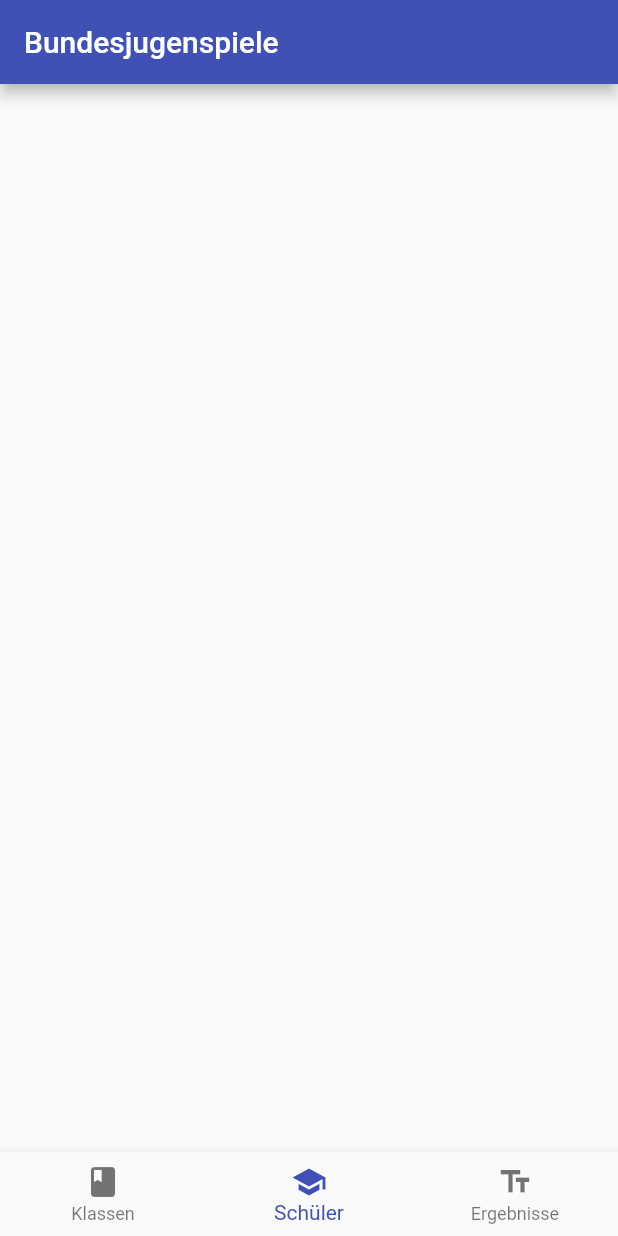
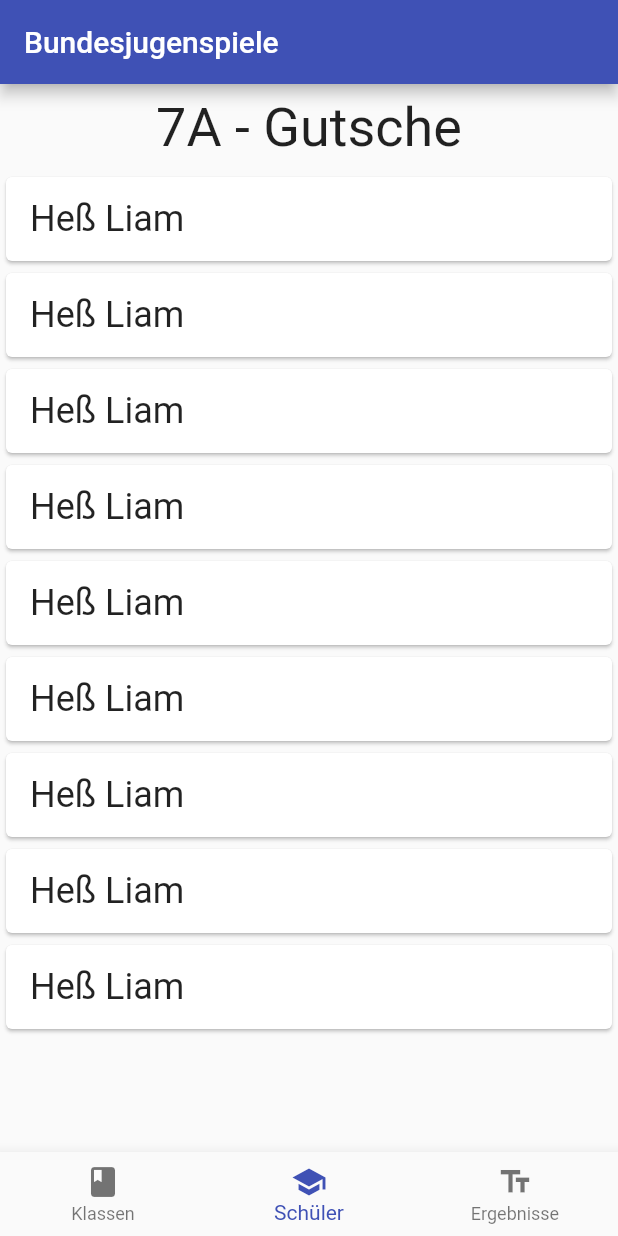
Before and after one commit to bjs-org/bjs-app, a Flutter app: the screen it shows after launch, item 2 of the bottom bar chosen, on a phone screen of 412 x 824 dp. Run offline on Flutter 3.47's test engine with Material 2 defaults, Android fonts, the phone set to English and light mode, and no system bars; our stand-ins replace equatable, flutter_bloc; network calls fail.

Commit message:
Refactor and add class page

```diff
--- /dev/null
+++ b/lib/blocs/blocs.dart
@@ -0,0 +1 @@
+export './classes_blocs.dart';
--- /dev/null
+++ b/lib/blocs/classes_blocs.dart
@@ -0,0 +1,74 @@
+import 'package:bjs/repositories/api_client.dart';
+import 'package:bjs/models/schoolClass.dart';
+import 'package:equatable/equatable.dart';
+import 'package:flutter_bloc/flutter_bloc.dart';
+import 'package:meta/meta.dart';
+
+abstract class ClassesEvent extends Equatable {
+  const ClassesEvent();
+
+  @override
+  List<Object> get props => [];
+}
+
+class FetchClasses extends ClassesEvent {}
+
+class RefreshClasses extends ClassesEvent {}
+
+abstract class ClassesState {
+  const ClassesState();
+}
+
+class ClassesEmpty extends ClassesState {}
+
+class ClassesLoading extends ClassesState {}
+
+class ClassesLoaded extends ClassesState {
+  final List<SchoolClass> classes;
+
+  const ClassesLoaded({@required this.classes}) : assert(classes != null);
+
+  @override
+  List<Object> get props => [classes];
+}
+
+class ClassesError extends ClassesState {}
+
+class ClassesBloc extends Bloc<ClassesEvent, ClassesState> {
+  final BjsApiClient apiClient;
+
+  ClassesBloc({@required this.apiClient}) : assert(apiClient != null);
+
+  @override
+  ClassesState get initialState => ClassesEmpty();
+
+  @override
+  Stream<ClassesState> mapEventToState(ClassesEvent event) async*{
+    if (event is FetchClasses) {
+      yield* _mapFetchClassesToState();
+    }
+    if (event is RefreshClasses) {
+      yield* _mapRefreshClassesToState();
+    }
+  }
+
+  Stream<ClassesState> _mapFetchClassesToState() async* {
+    yield ClassesLoading();
+
+    try{
+      final List<SchoolClass> classes = await apiClient.fetchClasses();
+      yield ClassesLoaded(classes: classes);
+    } catch (_) {
+      yield ClassesError();
+    }
+  }
+
+  Stream<ClassesState> _mapRefreshClassesToState() async* {
+    try{
+      final List<SchoolClass> classes = await apiClient.fetchClasses();
+      yield ClassesLoaded(classes: classes);
+    } catch (_) {
+      yield ClassesError();
+    }
+  }
+}
--- a/lib/main.dart
+++ b/lib/main.dart
@@ -1,16 +1,29 @@
-import 'dart:convert';
-
-import 'package:flutter/cupertino.dart';
+import 'dart:async';
+import 'package:bjs/simple_bloc_delegate.dart';
 import 'package:flutter/material.dart';
-import 'package:flutter_app/src/api.dart';
-import 'package:flutter_app/src/json_parsing.dart';
-import 'package:flutter_app/src/schoolClass.dart';
+import 'package:flutter_bloc/flutter_bloc.dart';
 import 'package:http/http.dart' as http;
 
-void main() => runApp(MyApp());
+import 'package:bjs/repositories/reposiories.dart';
+import 'package:bjs/models/models.dart';
+import 'package:bjs/blocs/blocs.dart';
+import 'package:bjs/widgets/widgets.dart';
+
+void main() {
+  BlocSupervisor.delegate = SimpleBlocDelegate();
+
+  final BjsApiClient apiClient = BjsApiClient(client: http.Client());
+
+  runApp(MyApp(apiClient: apiClient));
+}
 
 class MyApp extends StatelessWidget {
-  // This widget is the root of your application.
+  final BjsApiClient apiClient;
+
+  MyApp({Key key, @required this.apiClient})
+      : assert(apiClient != null),
+        super(key: key);
+
   @override
   Widget build(BuildContext context) {
     return MaterialApp(
@@ -18,7 +31,10 @@ class MyApp extends StatelessWidget {
       theme: ThemeData(
         primarySwatch: Colors.indigo,
       ),
-      home: BJSInterface(),
+      home: BlocProvider(
+        create: (context) => ClassesBloc(apiClient: apiClient),
+        child: BJSInterface(),
+      ),
     );
   }
 }
@@ -32,8 +48,8 @@ class _BJSInterfaceState extends State<BJSInterface> {
   int _selectedIndex = 0;
 
   List<Widget> _widgetOptions = [
-    SchoolClassPage(),
-    Center(),
+    ClassesPage(),
+    ClassPage(),
     Center(),
   ];
 
@@ -47,17 +63,11 @@ class _BJSInterfaceState extends State<BJSInterface> {
         bottomNavigationBar: BottomNavigationBar(
           items: const <BottomNavigationBarItem>[
             BottomNavigationBarItem(
-                icon: Icon(Icons.class_),
-                title: Text("Klassen")
-            ),
+                icon: Icon(Icons.class_), title: Text("Klassen")),
             BottomNavigationBarItem(
-                icon: Icon(Icons.school),
-                title: Text("Schüler")
-            ),
+                icon: Icon(Icons.school), title: Text("Schüler")),
             BottomNavigationBarItem(
-                icon: Icon(Icons.text_fields),
-                title: Text("Ergebnisse")
-            )
+                icon: Icon(Icons.text_fields), title: Text("Ergebnisse"))
           ],
           currentIndex: _selectedIndex,
           onTap: (index) {
@@ -65,77 +75,6 @@ class _BJSInterfaceState extends State<BJSInterface> {
               _selectedIndex = index;
             });
           },
-        )
-    );
-  }
-
-}
-
-class SchoolClassPage extends StatefulWidget {
-  @override
-  _SchoolClassPageState createState() => _SchoolClassPageState();
-}
-
-class _SchoolClassPageState extends State<SchoolClassPage> {
-  Future<List<SchoolClass>> _classes;
-
-  @override
-  void initState() {
-    super.initState();
-    _classes = fetchClasses();
-  }
-
-  @override
-  Widget build(BuildContext context) {
-    return RefreshIndicator(
-      onRefresh: () async {
-        return setState(() {
-          _classes = fetchClasses();
-        });
-      },
-      child: FutureBuilder(
-        future: _classes,
-        builder: (context, snapshot) {
-          if (snapshot.connectionState == ConnectionState.done) {
-            if (snapshot.hasError) {
-              print(snapshot.error);
-            }
-            return SchoolClassList(classes: snapshot.data);
-          } else {
-            return Center(child: CircularProgressIndicator());
-          }
-        },
-      ),
-    );
+        ));
   }
 }
-
-
-class SchoolClassList extends StatelessWidget {
-  final List<SchoolClass> classes;
-
-  SchoolClassList({Key key, this.classes}) : super(key: key);
-
-  Widget _buildSchoolClass(SchoolClass schoolClass) {
-    return Card(
-      child: ListTile(
-        title: Text(
-          '${schoolClass.grade}${schoolClass.name}',
-          style: TextStyle(fontSize: 24.0),
-        ),
-        subtitle: Text(schoolClass.teacherName),
-        onTap: () {
-          //TODO
-        },
-      ),
-    );
-  }
-
-  @override
-  Widget build(BuildContext context) {
-    return ListView(
-        children: classes
-            .map((schoolClass) => _buildSchoolClass(schoolClass))
-            .toList());
-  }
-}
--- /dev/null
+++ b/lib/models/models.dart
@@ -0,0 +1,2 @@
+export 'schoolClass.dart';
+export 'student.dart';
--- /dev/null
+++ b/lib/models/student.dart
@@ -0,0 +1,28 @@
+class Student {
+  String firstName;
+  String lastName;
+  bool female;
+  DateTime birthDay;
+
+  Student(this.firstName, this.lastName, this.female, this.birthDay);
+
+  int compareTo(Student b) {
+    var lastNameCompared = lastName.toLowerCase().compareTo(b.lastName.toLowerCase());
+    if (lastNameCompared == 0) {
+      return firstName.toLowerCase().compareTo(b.firstName.toLowerCase());
+    }
+    return lastNameCompared;
+  }
+}
+
+List<Student> students = [
+  Student("Liam","Heß",false,DateTime.utc(2002)),
+  Student("Liam","Heß",false,DateTime.utc(2002)),
+  Student("Liam","Heß",false,DateTime.utc(2002)),
+  Student("Liam","Heß",false,DateTime.utc(2002)),
+  Student("Liam","Heß",false,DateTime.utc(2002)),
+  Student("Liam","Heß",false,DateTime.utc(2002)),
+  Student("Liam","Heß",false,DateTime.utc(2002)),
+  Student("Liam","Heß",false,DateTime.utc(2002)),
+  Student("Liam","Heß",false,DateTime.utc(2002)),
+];
--- /dev/null
+++ b/lib/repositories/api_client.dart
@@ -0,0 +1,36 @@
+import 'package:meta/meta.dart';
+import 'package:http/http.dart' as http;
+import 'dart:convert';
+
+import 'package:bjs/models/schoolClass.dart';
+import 'response_parser.dart';
+
+class BjsApiClient {
+  static const baseUrl = "http://raspberry-balena.gtdbqv7ic1ie9w3s.myfritz.net:8080/api/v1";
+  final http.Client client;
+
+  BjsApiClient({@required this.client}) : assert(client != null);
+
+  Map<String, String> _headers() {
+    const String username = "admin";
+    const String password = "admin";
+
+    String basicAuth =
+        'Basic ${base64Encode(utf8.encode('$username:$password'))}';
+
+    return {'Authorization': basicAuth};
+  }
+
+
+  Future<List<SchoolClass>> fetchClasses() async {
+    final locationUrl = '$baseUrl/classes';
+    final response = await this.client.get(locationUrl, headers: _headers());
+
+    if (response.statusCode != 200) {
+      throw Exception("Could not fetch classes");
+    }
+
+    return parseSchoolClasses(response.body);
+  }
+
+}
--- /dev/null
+++ b/lib/repositories/reposiories.dart
@@ -0,0 +1 @@
+export 'api_client.dart';
--- a/lib/src/json_parsing.dart
+++ b/lib/repositories/response_parser.dart
@@ -1,6 +1,6 @@
 import 'dart:convert' as json;
 
-import 'package:flutter_app/src/schoolClass.dart';
+import 'package:bjs/models/schoolClass.dart';
 
 List<SchoolClass> parseSchoolClasses(String jsonString) {
   var root = json.jsonDecode(jsonString) as Map;
--- /dev/null
+++ b/lib/widgets/class_page.dart
@@ -0,0 +1,59 @@
+import 'package:bjs/models/models.dart';
+import 'package:flutter/cupertino.dart';
+import 'package:flutter/material.dart';
+
+class ClassPage extends StatelessWidget {
+  @override
+  Widget build(BuildContext context) {
+    return Column(children: [
+      ClassInformation(
+        schoolClass: SchoolClass(name: "A", grade: "7", teacherName: "Gutsche"),
+      ),
+      Expanded(child: StudentListView(students: students))
+    ]);
+  }
+}
+
+class StudentListView extends StatelessWidget {
+  final List<Student> students;
+
+  StudentListView({@required this.students});
+
+  Widget _buildStudent(Student student) {
+    return Card(
+      child: ListTile(
+          title: Text(
+            "${student.lastName} ${student.firstName}",
+            style: TextStyle(fontSize: 24.0),
+          ),
+          onTap: () {
+            //TODO
+          }),
+    );
+  }
+
+  @override
+  Widget build(BuildContext context) {
+    return ListView(
+        children: students.map((student) => _buildStudent(student)).toList());
+  }
+}
+
+class ClassInformation extends StatelessWidget {
+  final SchoolClass schoolClass;
+
+  ClassInformation({@required this.schoolClass}) : assert(schoolClass != null);
+
+  @override
+  Widget build(BuildContext context) {
+    return Container(
+      child: Padding(
+        padding: const EdgeInsets.all(8.0),
+        child: Text(
+          "${schoolClass.combinedName} - ${schoolClass.teacherName}",
+          style: TextStyle(fontSize: 36.0),
+        ),
+      ),
+    );
+  }
+}
--- /dev/null
+++ b/lib/widgets/widgets.dart
@@ -0,0 +1,3 @@
+export 'classes_list_view.dart';
+export 'classes_page.dart';
+export 'class_page.dart';
--- a/pubspec.yaml
+++ b/pubspec.yaml
@@ -1,4 +1,4 @@
-name: flutter_app
+name: bjs
 description: BJS App
 
 # The following defines the version and build number for your application.
@@ -20,6 +20,8 @@ dependencies:
   flutter:
     sdk: flutter
   http: ^0.12.0+4
+  equatable: ^1.0.0
+  flutter_bloc: ^3.1.0
 
   # The following adds the Cupertino Icons font to your application.
   # Use with the CupertinoIcons class for iOS style icons.
```
Also changed, not shown: lib/models/schoolClass.dart (added, +26 -0 lines), lib/simple_bloc_delegate.dart (added, +22 -0 lines), lib/src/api.dart (deleted, +0 -29 lines), lib/src/schoolClass.dart (deleted, +0 -49 lines), lib/widgets/classes_list_view.dart (added, +33 -0 lines), lib/widgets/classes_page.dart (added, +53 -0 lines), 2 other files.
